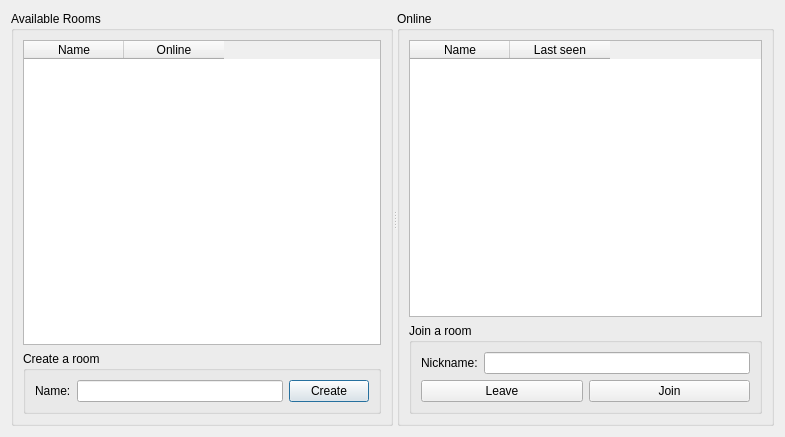
This is src/rooms.ui in Hugo-NF/TR1-Chat as Qt 5 draws it before an edit. The edited form follows.
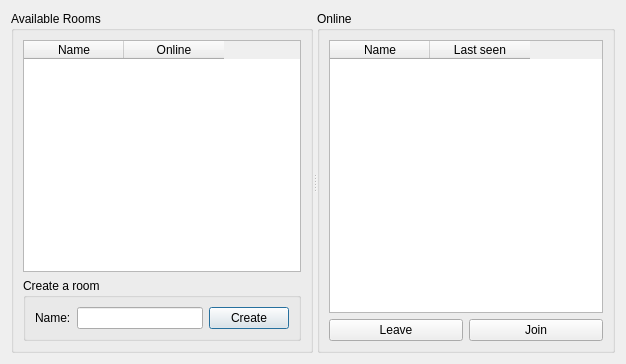
This is the edited form.

Commit message: User display name is now valid for connection, not by room

```diff
--- a/src/rooms.ui
+++ b/src/rooms.ui
@@ -6,8 +6,8 @@
    <rect>
     <x>0</x>
     <y>0</y>
-    <width>785</width>
-    <height>437</height>
+    <width>626</width>
+    <height>364</height>
    </rect>
   </property>
   <property name="windowTitle">
@@ -138,26 +138,6 @@
         </widget>
        </item>
        <item>
-        <widget class="QGroupBox" name="joinRoomFrame">
-         <property name="title">
-          <string>Join a room</string>
-         </property>
-         <layout class="QVBoxLayout" name="verticalLayout_3">
-          <item>
-           <layout class="QHBoxLayout" name="nicknameLayout">
-            <item>
-             <widget class="QLabel" name="nicknameLabel">
-              <property name="text">
-               <string>Nickname:</string>
-              </property>
-             </widget>
-            </item>
-            <item>
-             <widget class="QLineEdit" name="nicknameEdit"/>
-            </item>
-           </layout>
-          </item>
-          <item>
            <layout class="QHBoxLayout" name="buttonsRoomLayout">
             <item>
              <widget class="QPushButton" name="leaveButton">
@@ -174,9 +154,6 @@
              </widget>
             </item>
            </layout>
-          </item>
-         </layout>
-        </widget>
        </item>
       </layout>
      </widget>
```
Lines whose indentation alone changed are shown as unchanged. The commit also changes 4 other files.
